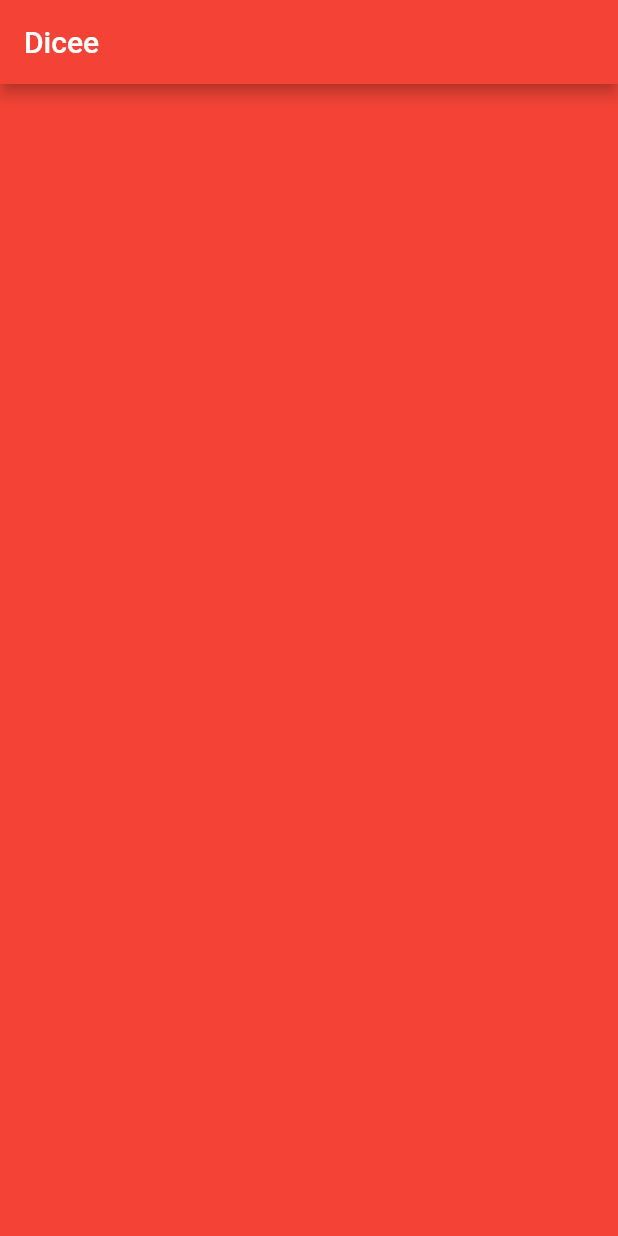
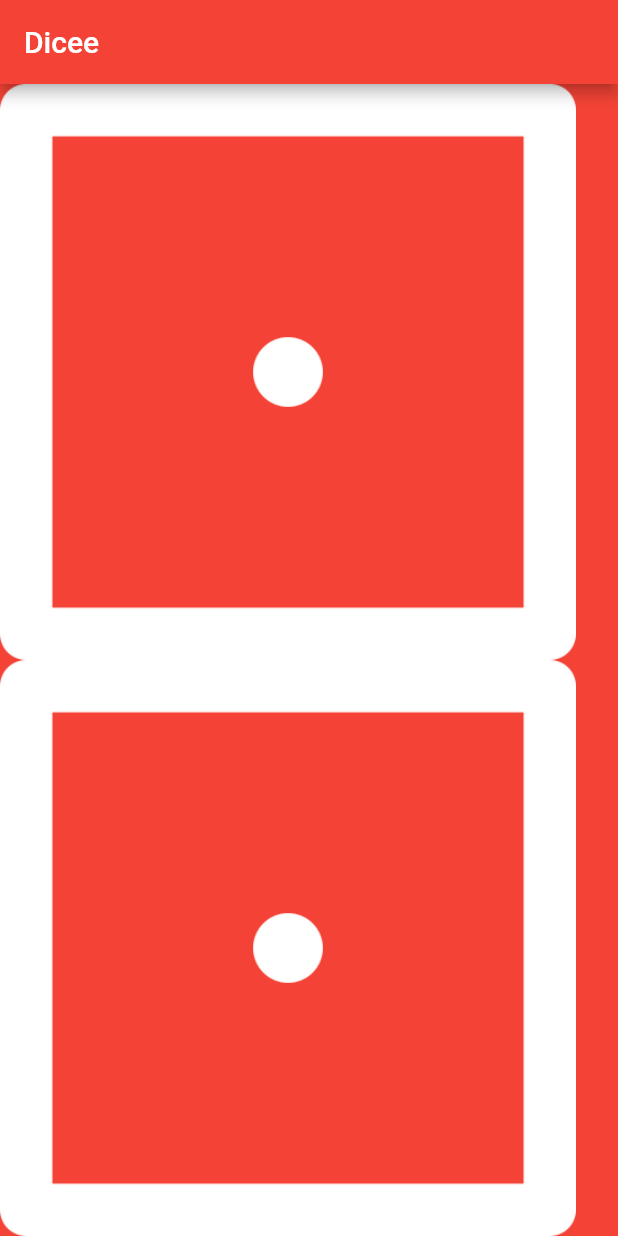
Before and after one commit to helloworldsmart/FlutterStudyGroup-2020, a Flutter app: the screen it shows after launch, on a phone screen of 412 x 824 dp. Run offline on Flutter 3.47's test engine with Material 2 defaults, Android fonts, the light colour scheme and no system bars.

Commit message:
Next: 7-57

```diff
--- a/dicee-flutter/lib/main.dart
+++ b/dicee-flutter/lib/main.dart
@@ -18,6 +18,19 @@ void main() {
 class DicePage extends StatelessWidget {
   @override
   Widget build(BuildContext context) {
-    return Container();
+    return Column(
+      children: [
+        Expanded(
+          child: Image(
+            image: AssetImage('images/dice1.png'),
+          ),
+        ),
+        Expanded(
+          child: Image(
+            image: AssetImage('images/dice1.png'),
+          ),
+        ),
+      ],
+    );
   }
 }
```
Also changed, not shown: dicee-flutter/pubspec.yaml (+6 -1 lines).
